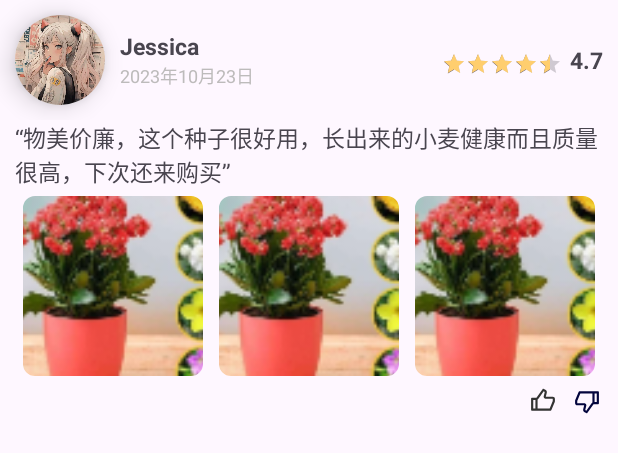
After one commit to 111Jessica111/FramerLink, an Android app: the layout product_comment.xml on its own in the app's theme, with its tools: preview values and no code run, on a phone screen of 412 x 824 dp. The commit adds this screen. Shown: the top 453 px of the screen. Run offline under Robolectric (Android 15) with nearby library versions, the phone set to English and light mode, and no system bars.

Commit message:
[feat]商品详情UI PLUS

```diff
--- a/app/src/main/AndroidManifest.xml
+++ b/app/src/main/AndroidManifest.xml
@@ -14,7 +14,7 @@
         android:theme="@style/Theme.FramerLink"
         tools:targetApi="31">
         <activity
-            android:name=".MainActivity"
+            android:name=".module.detail.ShopDetailActivity"
             android:exported="false" />
         <activity
             android:name=".module.detail.ConsultationActivity"
@@ -26,7 +26,7 @@
             android:name=".module.detail.SearchActivity"
             android:exported="false" />
         <activity
-            android:name=".module.detail.ShopDetailActivity"
+            android:name=".MainActivity"
             android:exported="true">
             <intent-filter>
                 <action android:name="android.intent.action.MAIN" />
--- a/app/src/main/java/com/example/framerlink/module/home/ShopFragmentViewModel.kt
+++ b/app/src/main/java/com/example/framerlink/module/home/ShopFragmentViewModel.kt
@@ -16,7 +16,7 @@ class ShopFragmentViewModel: BaseViewModel() {
         _shopList.value = listOf(
             Product(
                 id = "1",
-                name = "小麦",
+                name = "优质强劲冬小麦种子高产山东小麦济麦22小麦种子",
                 description = "优质小麦种子，适合多种气候。",
                 tags = "粮食,高产",
                 rating = 4.5,
--- a/app/src/main/java/com/example/framerlink/navigation/Router.kt
+++ b/app/src/main/java/com/example/framerlink/navigation/Router.kt
@@ -6,6 +6,7 @@ import com.example.framerlink.base.BaseActivity
 import com.example.framerlink.constant.PageName
 import com.example.framerlink.module.detail.SearchActivity
 import com.example.framerlink.module.detail.LoginActivity
+import com.example.framerlink.module.detail.ShopDetailActivity
 
 object Router {
     fun BaseActivity<*>.navigation(
@@ -57,7 +58,9 @@ object Router {
 
             }
             PageName.SHOPDETAIL -> {
-
+                val intent = Intent(this, ShopDetailActivity::class.java)
+                intentAction(intent)
+                startActivity(intent)
             }
         }
     }
--- a/app/src/main/res/drawable/back.xml
+++ b/app/src/main/res/drawable/back.xml
@@ -8,11 +8,11 @@
         android:pathData="M0,0h22.694v21h-22.694z"/>
     <path
         android:pathData="M0,0h22.694v21h-22.694z"
-        android:fillColor="#FF000000"
+        android:fillColor="#FFFFFF"
         android:fillAlpha="0"/>
     <path
         android:pathData="M15.129,18.375C14.846,18.375 14.656,18.288 14.467,18.112L6.903,11.113C6.714,10.938 6.619,10.675 6.619,10.5C6.619,10.238 6.714,10.063 6.903,9.887L14.467,2.888C14.846,2.537 15.413,2.537 15.791,2.888C16.169,3.237 16.169,3.763 15.791,4.113L8.889,10.5L15.791,16.888C16.169,17.237 16.169,17.763 15.791,18.112C15.602,18.288 15.413,18.375 15.129,18.375Z"
-        android:fillColor="#FF000000"
+        android:fillColor="#FFFFFF"
         android:fillType="evenOdd"/>
   </group>
 </vector>
--- /dev/null
+++ b/app/src/main/res/drawable/no_favour.xml
@@ -0,0 +1,13 @@
+<vector xmlns:android="http://schemas.android.com/apk/res/android"
+    android:width="17dp"
+    android:height="17dp"
+    android:viewportWidth="12"
+    android:viewportHeight="12">
+  <group>
+    <clip-path
+        android:pathData="M0,0h12v12h-12z"/>
+    <path
+        android:pathData="M7.3,4H10.5C10.765,4 11.02,4.105 11.207,4.293C11.395,4.48 11.5,4.735 11.5,5V6.052C11.5,6.183 11.475,6.312 11.425,6.433L9.877,10.191C9.84,10.282 9.776,10.36 9.693,10.415C9.611,10.471 9.514,10.5 9.415,10.5H1C0.867,10.5 0.74,10.447 0.646,10.354C0.553,10.26 0.5,10.133 0.5,10V5C0.5,4.867 0.553,4.74 0.646,4.646C0.74,4.553 0.867,4.5 1,4.5H2.741C2.821,4.5 2.9,4.481 2.971,4.444C3.042,4.407 3.103,4.354 3.149,4.288L5.876,0.425C5.91,0.376 5.961,0.341 6.019,0.327C6.077,0.312 6.139,0.319 6.192,0.345L7.099,0.799C7.354,0.927 7.558,1.138 7.677,1.397C7.796,1.657 7.822,1.949 7.752,2.225L7.3,4ZM3.5,5.294V9.5H9.08L10.5,6.052V5H7.3C7.148,5 6.997,4.965 6.861,4.898C6.724,4.831 6.604,4.734 6.511,4.614C6.417,4.493 6.352,4.353 6.321,4.204C6.29,4.055 6.293,3.901 6.331,3.753L6.782,1.979C6.797,1.924 6.791,1.866 6.768,1.814C6.744,1.762 6.703,1.719 6.652,1.694L6.321,1.529L3.967,4.865C3.842,5.042 3.681,5.187 3.5,5.294ZM2.5,5.5H1.5V9.5H2.5V5.5Z"
+        android:fillColor="#333333"/>
+  </group>
+</vector>
--- /dev/null
+++ b/app/src/main/res/drawable/no_tread.xml
@@ -0,0 +1,13 @@
+<vector xmlns:android="http://schemas.android.com/apk/res/android"
+    android:width="17dp"
+    android:height="17dp"
+    android:viewportWidth="12"
+    android:viewportHeight="12">
+  <group>
+    <clip-path
+        android:pathData="M0,0h12v12h-12z"/>
+    <path
+        android:pathData="M4.7,8H1.5C1.235,8 0.98,7.895 0.793,7.707C0.605,7.52 0.5,7.265 0.5,7V5.948C0.5,5.817 0.525,5.688 0.575,5.567L2.123,1.81C2.161,1.718 2.225,1.64 2.307,1.585C2.389,1.53 2.486,1.5 2.585,1.5H11C11.133,1.5 11.26,1.553 11.354,1.646C11.447,1.74 11.5,1.867 11.5,2V7C11.5,7.133 11.447,7.26 11.354,7.354C11.26,7.447 11.133,7.5 11,7.5H9.259C9.179,7.5 9.1,7.519 9.029,7.556C8.958,7.593 8.897,7.646 8.851,7.712L6.124,11.575C6.09,11.623 6.039,11.658 5.981,11.673C5.923,11.687 5.861,11.681 5.808,11.654L4.901,11.2C4.646,11.072 4.442,10.861 4.323,10.602C4.204,10.342 4.178,10.05 4.248,9.774L4.7,8ZM8.5,6.706V2.5H2.92L1.5,5.948V7H4.7C4.852,7 5.003,7.035 5.139,7.102C5.276,7.169 5.396,7.266 5.489,7.386C5.583,7.506 5.648,7.647 5.679,7.796C5.71,7.945 5.707,8.099 5.669,8.247L5.218,10.021C5.203,10.076 5.209,10.134 5.232,10.186C5.256,10.238 5.297,10.281 5.348,10.306L5.679,10.471L8.033,7.135C8.158,6.958 8.318,6.813 8.5,6.706ZM9.5,6.5H10.5V2.5H9.5V6.5Z"
+        android:fillColor="#03053D"/>
+  </group>
+</vector>
--- /dev/null
+++ b/app/src/main/res/layout/product_comment.xml
@@ -0,0 +1,204 @@
+<?xml version="1.0" encoding="utf-8"?>
+<LinearLayout xmlns:android="http://schemas.android.com/apk/res/android"
+    android:layout_width="match_parent"
+    android:layout_height="match_parent"
+    xmlns:app="http://schemas.android.com/apk/res-auto"
+    android:orientation="vertical">
+
+    <RelativeLayout
+        android:layout_width="wrap_content"
+        android:layout_height="wrap_content"
+        android:orientation="horizontal">
+
+        <androidx.cardview.widget.CardView
+            android:id="@+id/cardview"
+            android:layout_width="60dp"
+            android:layout_height="60dp"
+            app:cardCornerRadius="45dp"
+            app:cardElevation="10dp"
+            app:cardPreventCornerOverlap="true"
+            android:layout_margin="10dp">
+
+            <ImageView
+                android:id="@+id/user_head"
+                android:layout_width="match_parent"
+                android:layout_height="match_parent"
+                android:src="@mipmap/user_head"
+                android:scaleType="centerCrop"/>
+
+        </androidx.cardview.widget.CardView>
+
+        <LinearLayout
+            android:layout_toRightOf="@+id/cardview"
+            android:layout_width="wrap_content"
+            android:layout_height="wrap_content"
+            android:layout_marginTop="20dp"
+            android:orientation="vertical">
+
+            <TextView
+                android:id="@+id/user_name"
+                android:layout_width="wrap_content"
+                android:layout_height="wrap_content"
+                android:text="Jessica"
+                android:textSize="15dp"
+                android:textStyle="bold"/>
+
+            <TextView
+                android:id="@+id/comment_lanch_time"
+                android:layout_width="wrap_content"
+                android:layout_height="wrap_content"
+                android:text="2023年10月23日"
+                android:textSize="12dp"
+                android:textColor="@color/gray"/>
+
+        </LinearLayout>
+
+        <LinearLayout
+            android:layout_marginRight="10dp"
+            android:layout_alignParentRight="true"
+            android:layout_centerVertical="true"
+            android:layout_width="wrap_content"
+            android:layout_height="wrap_content"
+            android:orientation="horizontal">
+
+            <RatingBar
+                android:id="@+id/ratingBars"
+                android:layout_width="wrap_content"
+                android:layout_height="wrap_content"
+                style="@style/Widget.AppCompat.RatingBar.Small"
+                android:layout_marginTop="5dp"
+                android:rating="4.5"
+                android:stepSize="0.5"
+                android:isIndicator="false"
+                android:numStars="5"
+                android:progressTint="@color/yellow" />
+
+            <LinearLayout
+                android:layout_width="wrap_content"
+                android:layout_height="wrap_content"
+                android:layout_gravity="center"
+                android:orientation="horizontal">
+
+                <TextView
+                    android:id="@+id/user_dish_count"
+                    android:layout_width="wrap_content"
+                    android:layout_height="wrap_content"
+                    android:layout_marginLeft="5dp"
+                    android:text="4.7"
+                    android:textSize="15dp"
+                    android:textStyle="bold"/>
+
+            </LinearLayout>
+
+        </LinearLayout>
+
+    </RelativeLayout>
+
+    <TextView
+        android:id="@+id/user_comment_text"
+        android:layout_marginLeft="10dp"
+        android:layout_marginRight="10dp"
+        android:layout_width="wrap_content"
+        android:layout_height="wrap_content"
+        android:text="“物美价廉，这个种子很好用，长出来的小麦健康而且质量很高，下次还来购买”"
+        android:textSize="15dp"/>
+
+    <androidx.constraintlayout.widget.ConstraintLayout
+        android:layout_width="match_parent"
+        android:layout_height="wrap_content">
+
+        <GridLayout
+            android:layout_marginLeft="10dp"
+            android:layout_marginRight="10dp"
+            android:id="@+id/user_comment_photo_GridLayout"
+            android:layout_width="0dp"
+            android:layout_height="wrap_content"
+            android:columnCount="3"
+            android:rowCount="3"
+            app:layout_constraintEnd_toEndOf="parent"
+            app:layout_constraintStart_toStartOf="parent"
+            app:layout_constraintTop_toTopOf="parent">
+
+            <com.google.android.material.imageview.ShapeableImageView
+                android:layout_width="120dp"
+                android:layout_height="120dp"
+                android:layout_row="0"
+                android:layout_column="0"
+                android:layout_margin="5dp"
+                android:scaleType="centerCrop"
+                android:src="@mipmap/plant_1"
+                app:shapeAppearanceOverlay="@style/ShapeAppearanceOverlay.MyApp.CornerSize"
+                />
+
+            <com.google.android.material.imageview.ShapeableImageView
+                android:layout_width="120dp"
+                android:layout_height="120dp"
+                android:layout_row="0"
+                android:layout_column="1"
+                android:layout_margin="5dp"
+                android:scaleType="centerCrop"
+                android:src="@mipmap/plant_1"
+                app:shapeAppearanceOverlay="@style/ShapeAppearanceOverlay.MyApp.CornerSize"/>
+
+            <com.google.android.material.imageview.ShapeableImageView
+                android:layout_width="120dp"
+                android:layout_height="120dp"
+                android:layout_row="0"
+                android:layout_column="2"
+                android:layout_margin="5dp"
+                android:scaleType="centerCrop"
+                android:src="@mipmap/plant_1"
+                app:shapeAppearanceOverlay="@style/ShapeAppearanceOverlay.MyApp.CornerSize"/>
+
+        </GridLayout>
+    </androidx.constraintlayout.widget.ConstraintLayout>
+
+
+
+    <RelativeLayout
+        android:layout_width="match_parent"
+        android:layout_height="wrap_content"
+        android:layout_marginLeft="10dp"
+        android:layout_marginRight="10dp">
+
+        <TextView
+            android:id="@+id/tread_sum"
+            android:layout_marginLeft="2dp"
+            android:layout_alignParentRight="true"
+            android:layout_width="wrap_content"
+            android:layout_height="wrap_content"
+            android:textColor="@color/black"
+            android:textSize="13dp"/>
+
+        <ImageButton
+            android:id="@+id/btn_tread"
+            android:layout_width="wrap_content"
+            android:layout_height="wrap_content"
+            android:src="@drawable/no_tread"
+            android:layout_marginLeft="10dp"
+            android:background="@android:color/transparent"
+            android:layout_centerVertical="true"
+            android:layout_marginTop="5dp"
+            android:layout_toLeftOf="@+id/tread_sum"/>
+
+        <TextView
+            android:id="@+id/favour_sum"
+            android:layout_marginLeft="2dp"
+            android:layout_toLeftOf="@+id/btn_tread"
+            android:layout_width="wrap_content"
+            android:layout_height="wrap_content"
+            android:textColor="@color/light_red"
+            android:textSize="13dp"/>
+
+        <ImageButton
+            android:id="@+id/btn_favour"
+            android:layout_width="wrap_content"
+            android:layout_height="wrap_content"
+            android:src="@drawable/no_favour"
+            android:background="@android:color/transparent"
+            android:layout_centerVertical="true"
+            android:layout_marginTop="5dp"
+            android:layout_toLeftOf="@+id/favour_sum"/>
+    </RelativeLayout>
+
+</LinearLayout>
--- a/app/src/main/res/values/colors.xml
+++ b/app/src/main/res/values/colors.xml
@@ -15,4 +15,5 @@
     <color name="purpor">#10275A</color>
     <color name="red">#971908</color>
     <color name="yellow">#FFCE6E</color>
+    <color name="light_red">#FF4F4F</color>
 </resources>
```
Also changed, not shown: app/src/main/java/com/example/framerlink/module/detail/ShopDetailActivity.kt (+100 -0 lines), app/src/main/java/com/example/framerlink/module/home/ShopFragment.kt (+17 -0 lines), app/src/main/res/layout/activity_shop_detail.xml (+22 -19 lines), app/src/main/res/layout/product_attention.xml (added, +14 -0 lines), app/src/main/res/layout/product_description.xml (added, +14 -0 lines), app/src/main/res/layout/product_transport.xml (added, +14 -0 lines), app/src/main/res/layout/shop_list.xml (+14 -4 lines), app/src/main/res/mipmap-xxhdpi/user_head.png (added).
